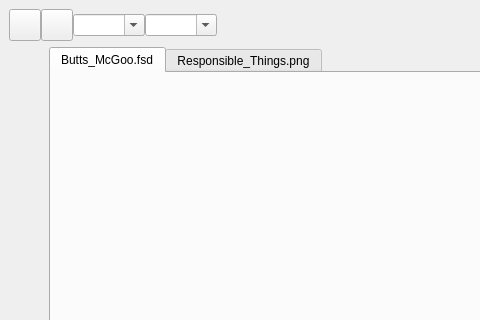
This is design/mainwindow.ui in jedhelmers/Fauxtoshop as Qt 5 draws it before an edit; both pictures show x 0 to 480 and y 0 to 320 of the 800 by 600 pixel window. The edited form follows.
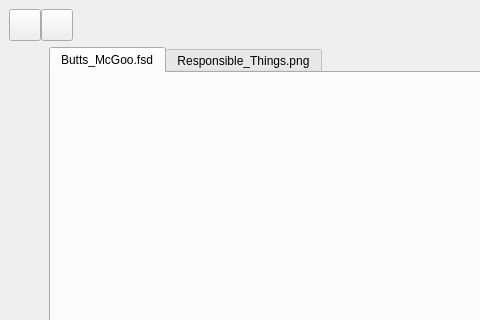
This is the edited form. Icons and pictures are not drawn.

The edit to the form file:
```diff
--- a/design/mainwindow.ui
+++ b/design/mainwindow.ui
@@ -100,20 +100,6 @@
             </property>
            </widget>
           </item>
-          <item>
-           <widget class="QComboBox" name="comboBox">
-            <property name="editable">
-             <bool>true</bool>
-            </property>
-           </widget>
-          </item>
-          <item>
-           <widget class="QComboBox" name="comboBox_2">
-            <property name="editable">
-             <bool>true</bool>
-            </property>
-           </widget>
-          </item>
           <item>
            <spacer name="horizontalSpacer">
             <property name="orientation">
```
